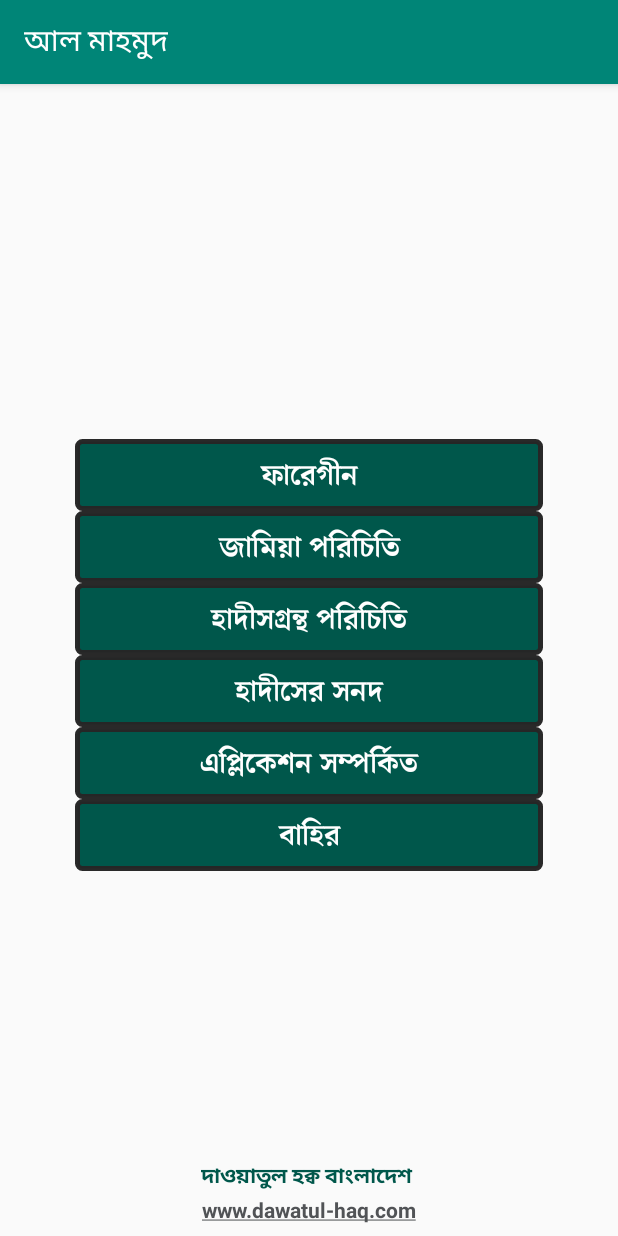
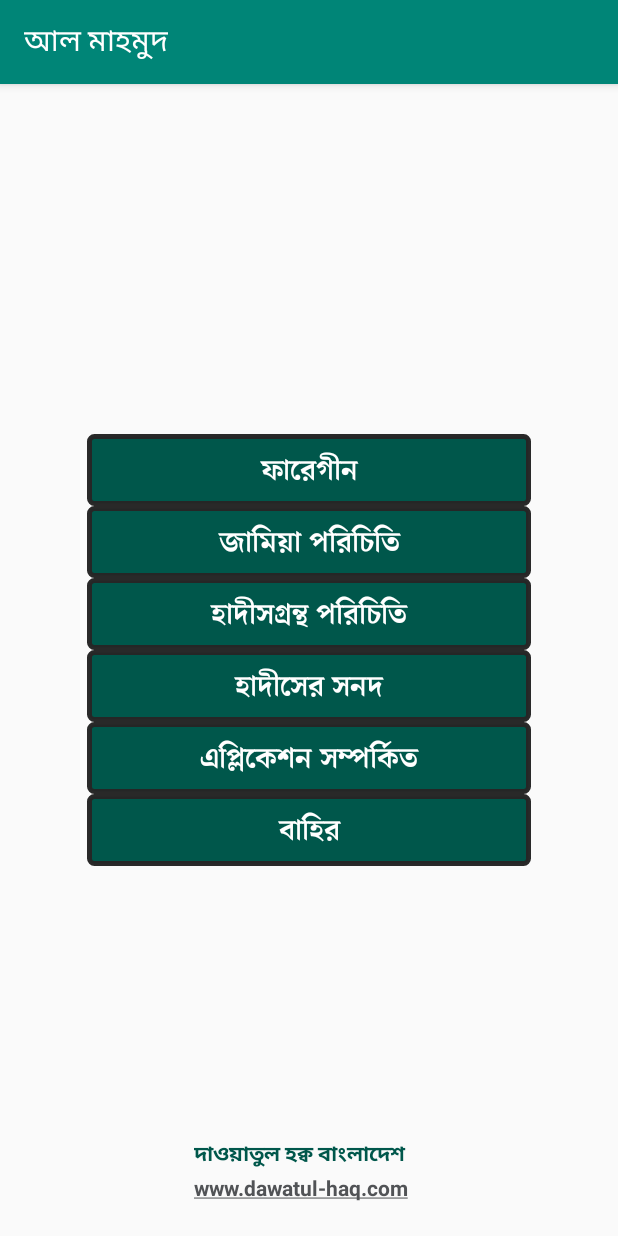
Before and after one commit to masud7866/al_mahmud, an Android app: the screen it shows after launch (MainActivity), on a phone screen of 412 x 824 dp. Run offline under Robolectric (Android 15) with nearby library versions, the phone set to English and light mode, and no system bars.

Commit message:
Fixed MainActivity

```diff
--- a/app/src/main/res/layout/activity_main.xml
+++ b/app/src/main/res/layout/activity_main.xml
@@ -8,8 +8,8 @@
 
     <LinearLayout
         android:id="@+id/linearLayout"
-        android:layout_width="0dp"
-        android:layout_height="295dp"
+        android:layout_width="296dp"
+        android:layout_height="wrap_content"
         android:layout_marginStart="50dp"
         android:layout_marginLeft="50dp"
         android:layout_marginTop="50dp"
@@ -20,7 +20,8 @@
         app:layout_constraintBottom_toBottomOf="parent"
         app:layout_constraintEnd_toEndOf="parent"
         app:layout_constraintStart_toStartOf="parent"
-        app:layout_constraintTop_toTopOf="parent">
+        app:layout_constraintTop_toTopOf="parent"
+        app:layout_constraintVertical_bias="0.483">
 
         <Button
             android:id="@+id/student"
@@ -97,6 +98,22 @@
             android:typeface="serif" />
     </LinearLayout>
 
+    <LinearLayout
+        android:id="@+id/linearLayout2"
+        android:layout_width="170dp"
+        android:layout_height="65dp"
+        android:layout_marginStart="8dp"
+        android:layout_marginLeft="8dp"
+        android:layout_marginEnd="8dp"
+        android:layout_marginRight="8dp"
+        android:layout_marginBottom="8dp"
+        android:orientation="vertical"
+        app:layout_constraintBottom_toBottomOf="parent"
+        app:layout_constraintEnd_toEndOf="parent"
+        app:layout_constraintStart_toStartOf="parent"
+        app:layout_constraintTop_toBottomOf="@+id/linearLayout"
+        app:layout_constraintVertical_bias="1.0">
+
         <TextView
             android:id="@+id/textView"
             android:layout_width="wrap_content"
@@ -136,5 +153,6 @@
             app:layout_constraintStart_toStartOf="parent"
             app:layout_constraintTop_toBottomOf="@+id/textView"
             app:layout_constraintVertical_bias="0.0" />
+    </LinearLayout>
 
 </android.support.constraint.ConstraintLayout>
```
Lines whose indentation alone changed are shown as unchanged.
